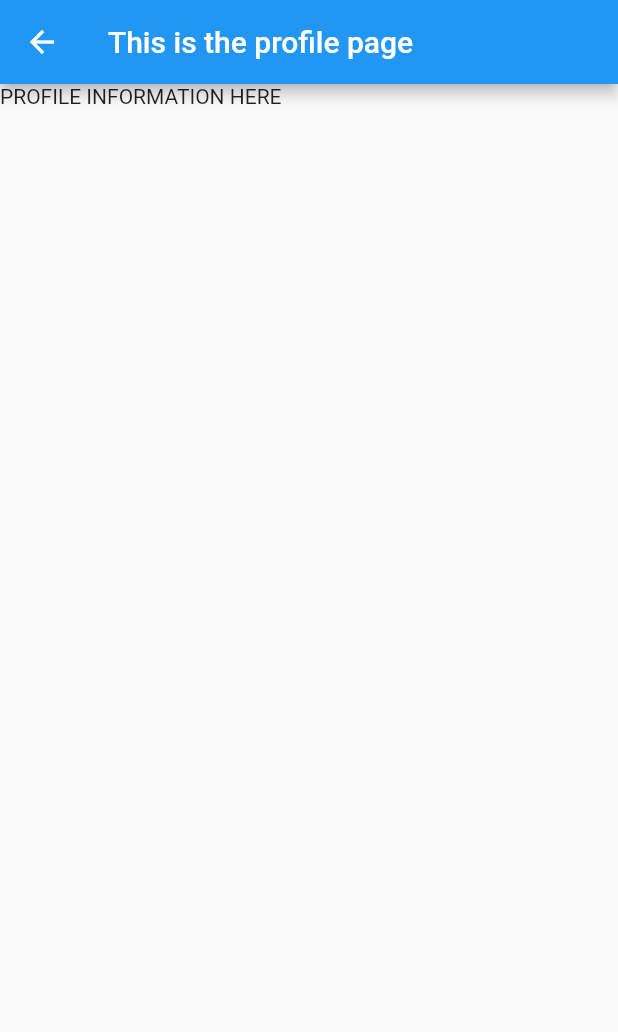
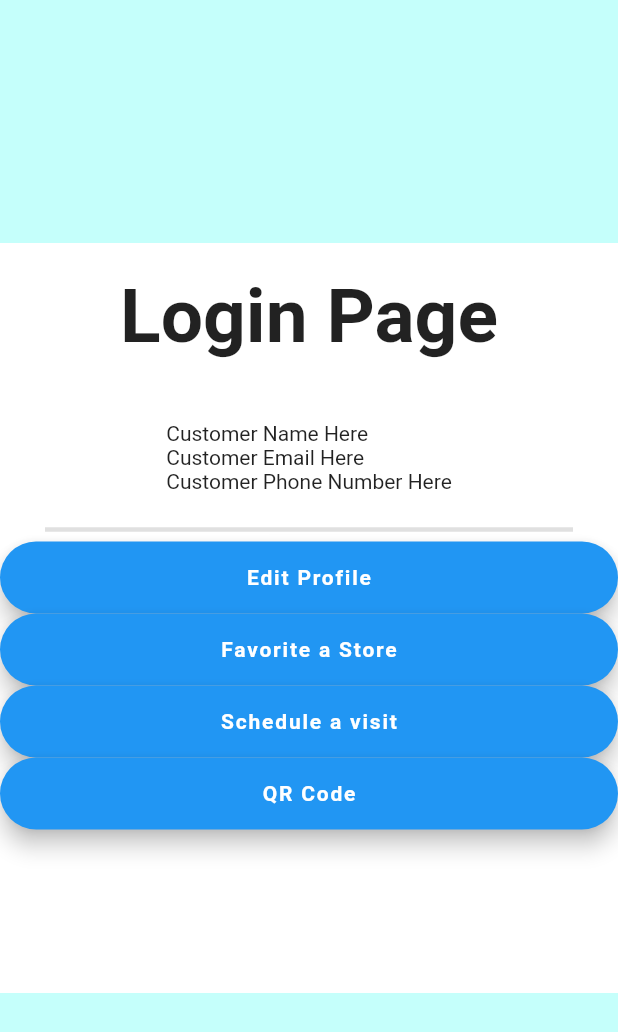
Before and after one commit to Hunter-Chambers/CLup, a Flutter app: the Login screen opened directly, on a phone screen of 412 x 824 dp. Shown: the top 1032 px of the screen. Run offline on Flutter 3.47's test engine with Material 2 defaults, Android fonts, the phone set to English and light mode, and no system bars; our stand-ins replace fluttertoast.

Commit message:
gave Login.dart a basic page layout

```diff
--- a/clup/lib/Login.dart
+++ b/clup/lib/Login.dart
@@ -1,18 +1,133 @@
+//import 'package:fluttertoast/fluttertoast.dart';
 import 'package:flutter/material.dart';
+import 'Edit.dart';
+import 'Favorite.dart';
+import 'Schedule.dart';
+import 'QR.dart';
 
 class Login extends StatelessWidget{
   @override
   Widget build(BuildContext context) {
     return Scaffold(
-      appBar: AppBar(title: Text("This is the profile page")),
-      body: Column(
-        mainAxisAlignment: MainAxisAlignment.start,
-        children: [
-          Container(
-            child: Text("PROFILE INFORMATION HERE"),
-          )
-        ],
-      )
+      backgroundColor: Color.fromARGB(100, 107, 255, 245),
+      body: Center(
+        child: Container(
+          color: Colors.white,
+          height: 500,
+          width: 700,
+          child: ListView(
+            children: <Widget>[
+              Container(
+                alignment: Alignment.center,
+                padding: EdgeInsets.fromLTRB(0, 20, 0, 40),
+                child: Text(
+                  'Login Page',
+                  style: TextStyle(
+                    fontSize: 50,
+                    fontWeight: FontWeight.bold,
+                  ),
+                ),
+              ),
+              Container(
+                alignment: Alignment.center,
+                child: Text(
+                  'Customer Name Here\n' +
+                  'Customer Email Here\n' +
+                  'Customer Phone Number Here\n',
+                )
+              ),
+              Container(
+                alignment: Alignment.center,
+                child: Divider(
+                  thickness: 3,
+                  indent: 30,
+                  endIndent: 30,
+                )
+              ),
+              Container(
+                child: FloatingActionButton.extended(
+                  heroTag: "EditBtn",
+                  onPressed: () => _onButtonPressed(context, 1),
+                  label: Text(
+                    "Edit Profile",
+                    style: TextStyle(
+                      fontWeight: FontWeight.bold,
+                    ),
+                  ),
+                ),
+              ),
+              Container(
+                child: FloatingActionButton.extended(
+                  heroTag: "FavoriteBtn",
+                  onPressed: () => _onButtonPressed(context, 2),
+                  label: Text(
+                    "Favorite a Store",
+                    style: TextStyle(
+                      fontWeight: FontWeight.bold,
+                    ),
+                  ),
+                ),
+              ),
+              Container(
+                child: FloatingActionButton.extended(
+                  heroTag: "ScheduleBtn",
+                  onPressed: () => _onButtonPressed(context, 3),
+                  label: Text(
+                    "Schedule a visit",
+                    style: TextStyle(
+                      fontWeight: FontWeight.bold,
+                    ),
+                  ),
+                ),
+              ),
+              Container(
+                child: FloatingActionButton.extended(
+                  heroTag: "QRBtn",
+                  onPressed: () => _onButtonPressed(context, 4),
+                  label: Text(
+                    "QR Code",
+                    style: TextStyle(
+                      fontWeight: FontWeight.bold,
+                    ),
+                  ),
+                ),
+              )
+            ],
+          ),
+        ),
+      ),
     );
   }
+_onButtonPressed(BuildContext context, int option){
+
+   switch(option){
+      case 1: {
+        return Navigator.push(context, MaterialPageRoute(
+          builder: (context) => Edit(),
+          )
+        );
+      }
+      break;
+      case 2: {
+        Navigator.push(context, MaterialPageRoute(
+          builder: (context) => Favorite(),
+        ));
+      }
+      break;
+      case 3: {
+        Navigator.push(context, MaterialPageRoute(
+          builder: (context) => Schedule(),
+        ));
+      }
+      break;
+      case 4: {
+        Navigator.push(context, MaterialPageRoute(
+          builder: (context) => QR(),
+        ));
+      }
+      break;
+     return null;
+    }
+  }
+
 }
```
